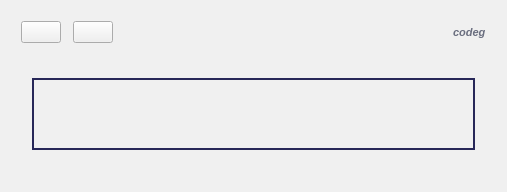
Old version of the form src/Ui/AppWindow.ui in the repository NikolayRag/codeg.
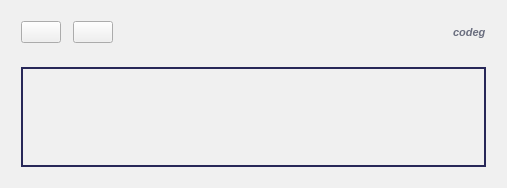
New version of the form. Icons and pictures are not drawn.

```diff
--- a/src/Ui/AppWindow.ui
+++ b/src/Ui/AppWindow.ui
@@ -133,25 +133,7 @@
          <property name="frameShadow">
           <enum>QFrame::Raised</enum>
          </property>
-         <layout class="QGridLayout" name="gridLayout_2" columnstretch="0">
-          <property name="leftMargin">
-           <number>20</number>
-          </property>
-          <property name="topMargin">
-           <number>20</number>
-          </property>
-          <property name="rightMargin">
-           <number>20</number>
-          </property>
-          <property name="bottomMargin">
-           <number>30</number>
-          </property>
-          <property name="horizontalSpacing">
-           <number>20</number>
-          </property>
-          <property name="verticalSpacing">
-           <number>25</number>
-          </property>
+         <layout class="QGridLayout" name="gridLayout_2">
           <item row="0" column="0">
            <widget class="QScrollArea" name="scrollSVG">
             <property name="frameShape">
```
